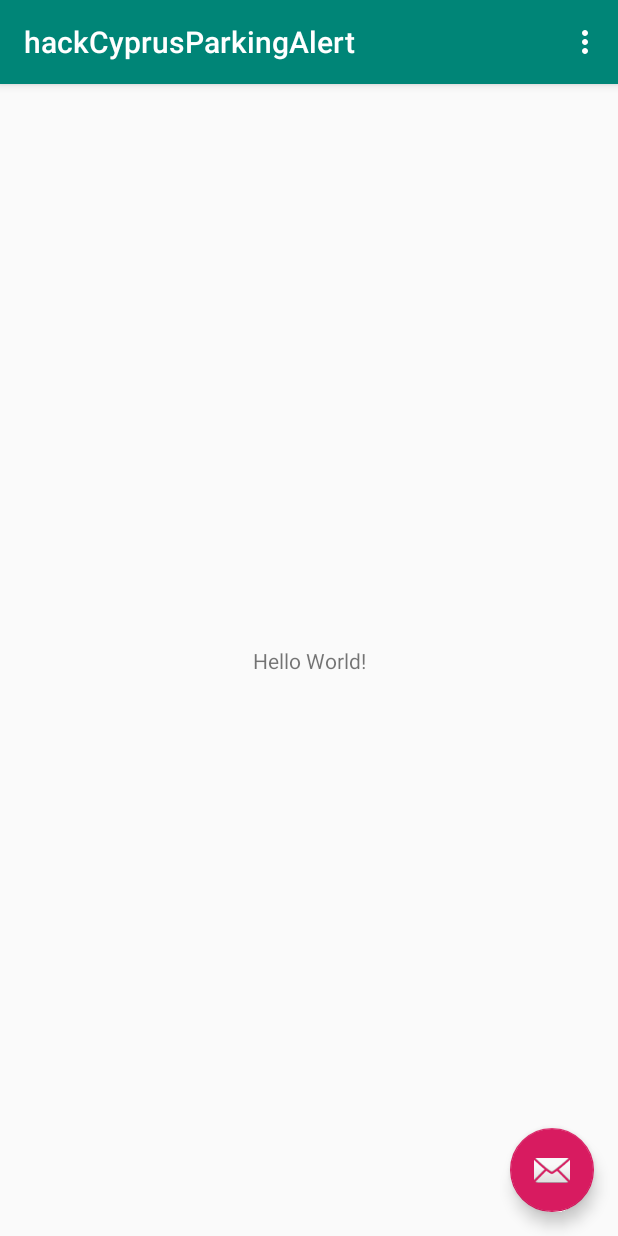
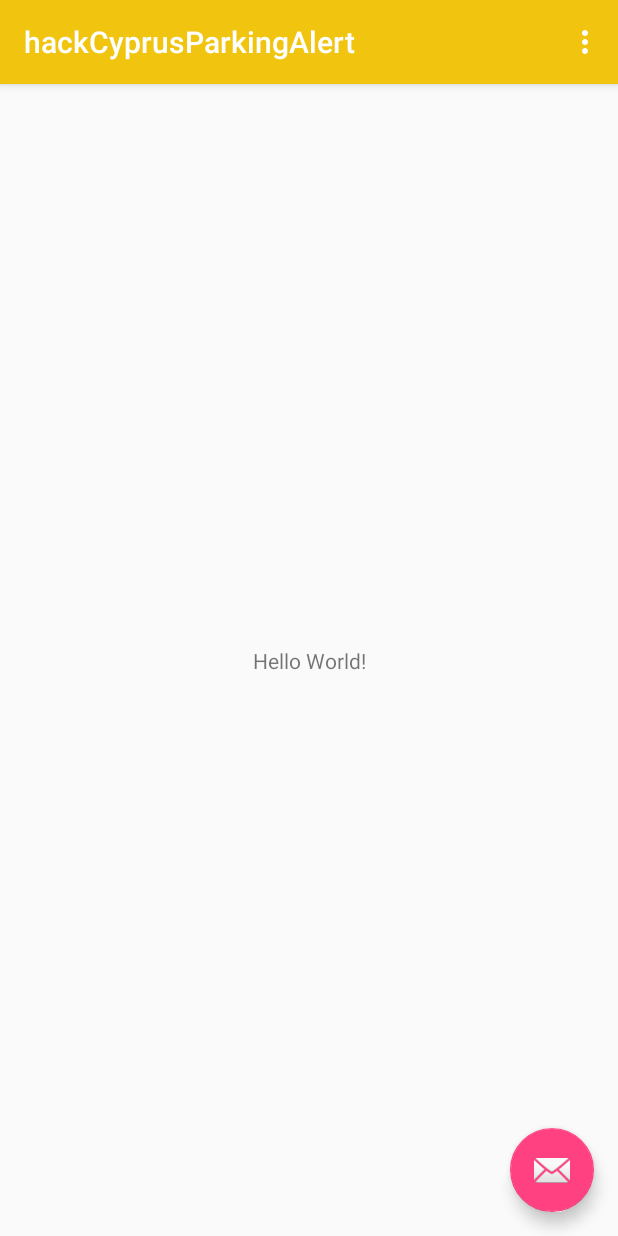
Before and after one commit to msjahun/hack_cyprus_2019, an Android app: the screen it shows after launch (MainActivity), on a phone screen of 412 x 824 dp. Run offline under Robolectric (Android 15) with nearby library versions, the phone set to English and light mode, and no system bars.

Commit message:
added our color set, we choose blue for parking sign and yellow being the official cyprus hackathon color

```diff
--- a/src/main/res/values/colors.xml
+++ b/src/main/res/values/colors.xml
@@ -1,6 +1,13 @@
 <?xml version="1.0" encoding="utf-8"?>
 <resources>
-    <color name="colorPrimary">#008577</color>
-    <color name="colorPrimaryDark">#00574B</color>
-    <color name="colorAccent">#D81B60</color>
+    <color name="colorPrimary">#f0c40f</color>
+    <color name="colorPrimaryDark">#ffc500
+    </color>
+    <color name="colorAccent">#FF4081</color>
+    <color name="colorInfo">#0176CE</color>
+    <color name="colorFacebook"> #425DAE</color>
+    <color name="colorWhite">#ffffff</color>
+    <color name="colorBlack">#000000</color>
+    <color name="colorDanger">#cc181e</color>
+
 </resources>
```
